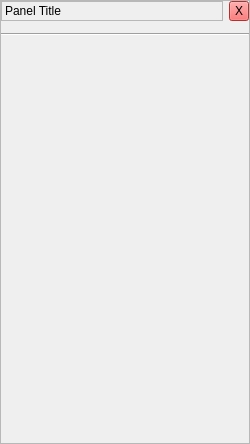
Old version of the form sdc/qtgui/content_panel.ui in the repository marosi/SocialDesktopClient.
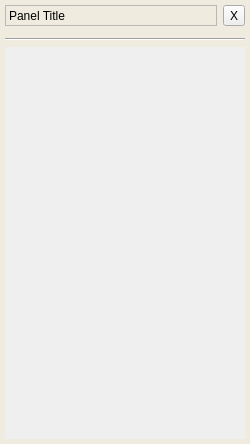
New version of the form.

```diff
--- a/sdc/qtgui/content_panel.ui
+++ b/sdc/qtgui/content_panel.ui
@@ -25,6 +25,14 @@
   <property name="windowTitle">
    <string>Frame</string>
   </property>
+  <property name="styleSheet">
+   <string notr="true">QFrame#ContentPanelClass {
+background-color: rgb(239, 236, 223);
+background-clip: border;
+border-radius: 5px;
+padding: 5px;
+}</string>
+  </property>
   <property name="frameShape">
    <enum>QFrame::StyledPanel</enum>
   </property>
@@ -52,427 +60,6 @@
      </item>
      <item>
       <widget class="QToolButton" name="closeButton">
-       <property name="maximumSize">
-        <size>
-         <width>20</width>
-         <height>20</height>
-        </size>
-       </property>
-       <property name="palette">
-        <palette>
-         <active>
-          <colorrole role="WindowText">
-           <brush brushstyle="SolidPattern">
-            <color alpha="255">
-             <red>0</red>
-             <green>0</green>
-             <blue>0</blue>
-            </color>
-           </brush>
-          </colorrole>
-          <colorrole role="Button">
-           <brush brushstyle="SolidPattern">
-            <color alpha="255">
-             <red>255</red>
-             <green>66</green>
-             <blue>66</blue>
-            </color>
-           </brush>
-          </colorrole>
-          <colorrole role="Light">
-           <brush brushstyle="SolidPattern">
-            <color alpha="255">
-             <red>255</red>
-             <green>194</green>
-             <blue>194</blue>
-            </color>
-           </brush>
-          </colorrole>
-          <colorrole role="Midlight">
-           <brush brushstyle="SolidPattern">
-            <color alpha="255">
-             <red>255</red>
-             <green>130</green>
-             <blue>130</blue>
-            </color>
-           </brush>
-          </colorrole>
-          <colorrole role="Dark">
-           <brush brushstyle="SolidPattern">
-            <color alpha="255">
-             <red>127</red>
-             <green>33</green>
-             <blue>33</blue>
-            </color>
-           </brush>
-          </colorrole>
-          <colorrole role="Mid">
-           <brush brushstyle="SolidPattern">
-            <color alpha="255">
-             <red>170</red>
-             <green>44</green>
-             <blue>44</blue>
-            </color>
-           </brush>
-          </colorrole>
-          <colorrole role="Text">
-           <brush brushstyle="SolidPattern">
-            <color alpha="255">
-             <red>0</red>
-             <green>0</green>
-             <blue>0</blue>
-            </color>
-           </brush>
-          </colorrole>
-          <colorrole role="BrightText">
-           <brush brushstyle="SolidPattern">
-            <color alpha="255">
-             <red>255</red>
-             <green>255</green>
-             <blue>255</blue>
-            </color>
-           </brush>
-          </colorrole>
-          <colorrole role="ButtonText">
-           <brush brushstyle="SolidPattern">
-            <color alpha="255">
-             <red>0</red>
-             <green>0</green>
-             <blue>0</blue>
-            </color>
-           </brush>
-          </colorrole>
-          <colorrole role="Base">
-           <brush brushstyle="SolidPattern">
-            <color alpha="255">
-             <red>255</red>
-             <green>255</green>
-             <blue>255</blue>
-            </color>
-           </brush>
-          </colorrole>
-          <colorrole role="Window">
-           <brush brushstyle="SolidPattern">
-            <color alpha="255">
-             <red>255</red>
-             <green>66</green>
-             <blue>66</blue>
-            </color>
-           </brush>
-          </colorrole>
-          <colorrole role="Shadow">
-           <brush brushstyle="SolidPattern">
-            <color alpha="255">
-             <red>0</red>
-             <green>0</green>
-             <blue>0</blue>
-            </color>
-           </brush>
-          </colorrole>
-          <colorrole role="AlternateBase">
-           <brush brushstyle="SolidPattern">
-            <color alpha="255">
-             <red>255</red>
-             <green>160</green>
-             <blue>160</blue>
-            </color>
-           </brush>
-          </colorrole>
-          <colorrole role="ToolTipBase">
-           <brush brushstyle="SolidPattern">
-            <color alpha="255">
-             <red>255</red>
-             <green>255</green>
-             <blue>220</blue>
-            </color>
-           </brush>
-          </colorrole>
-          <colorrole role="ToolTipText">
-           <brush brushstyle="SolidPattern">
-            <color alpha="255">
-             <red>0</red>
-             <green>0</green>
-             <blue>0</blue>
-            </color>
-           </brush>
-          </colorrole>
-         </active>
-         <inactive>
-          <colorrole role="WindowText">
-           <brush brushstyle="SolidPattern">
-            <color alpha="255">
-             <red>0</red>
-             <green>0</green>
-             <blue>0</blue>
-            </color>
-           </brush>
-          </colorrole>
-          <colorrole role="Button">
-           <brush brushstyle="SolidPattern">
-            <color alpha="255">
-             <red>255</red>
-             <green>66</green>
-             <blue>66</blue>
-            </color>
-           </brush>
-          </colorrole>
-          <colorrole role="Light">
-           <brush brushstyle="SolidPattern">
-            <color alpha="255">
-             <red>255</red>
-             <green>194</green>
-             <blue>194</blue>
-            </color>
-           </brush>
-          </colorrole>
-          <colorrole role="Midlight">
-           <brush brushstyle="SolidPattern">
-            <color alpha="255">
-             <red>255</red>
-             <green>130</green>
-             <blue>130</blue>
-            </color>
-           </brush>
-          </colorrole>
-          <colorrole role="Dark">
-           <brush brushstyle="SolidPattern">
-            <color alpha="255">
-             <red>127</red>
-             <green>33</green>
-             <blue>33</blue>
-            </color>
-           </brush>
-          </colorrole>
-          <colorrole role="Mid">
-           <brush brushstyle="SolidPattern">
-            <color alpha="255">
-             <red>170</red>
-             <green>44</green>
-             <blue>44</blue>
-            </color>
-           </brush>
-          </colorrole>
-          <colorrole role="Text">
-           <brush brushstyle="SolidPattern">
-            <color alpha="255">
-             <red>0</red>
-             <green>0</green>
-             <blue>0</blue>
-            </color>
-           </brush>
-          </colorrole>
-          <colorrole role="BrightText">
-           <brush brushstyle="SolidPattern">
-            <color alpha="255">
-             <red>255</red>
-             <green>255</green>
-             <blue>255</blue>
-            </color>
-           </brush>
-          </colorrole>
-          <colorrole role="ButtonText">
-           <brush brushstyle="SolidPattern">
-            <color alpha="255">
-             <red>0</red>
-             <green>0</green>
-             <blue>0</blue>
-            </color>
-           </brush>
-          </colorrole>
-          <colorrole role="Base">
-           <brush brushstyle="SolidPattern">
-            <color alpha="255">
-             <red>255</red>
-             <green>255</green>
-             <blue>255</blue>
-            </color>
-           </brush>
-          </colorrole>
-          <colorrole role="Window">
-           <brush brushstyle="SolidPattern">
-            <color alpha="255">
-             <red>255</red>
-             <green>66</green>
-             <blue>66</blue>
-            </color>
-           </brush>
-          </colorrole>
-          <colorrole role="Shadow">
-           <brush brushstyle="SolidPattern">
-            <color alpha="255">
-             <red>0</red>
-             <green>0</green>
-             <blue>0</blue>
-            </color>
-           </brush>
-          </colorrole>
-          <colorrole role="AlternateBase">
-           <brush brushstyle="SolidPattern">
-            <color alpha="255">
-             <red>255</red>
-             <green>160</green>
-             <blue>160</blue>
-            </color>
-           </brush>
-          </colorrole>
-          <colorrole role="ToolTipBase">
-           <brush brushstyle="SolidPattern">
-            <color alpha="255">
-             <red>255</red>
-             <green>255</green>
-             <blue>220</blue>
-            </color>
-           </brush>
-          </colorrole>
-          <colorrole role="ToolTipText">
-           <brush brushstyle="SolidPattern">
-            <color alpha="255">
-             <red>0</red>
-             <green>0</green>
-             <blue>0</blue>
-            </color>
-           </brush>
-          </colorrole>
-         </inactive>
-         <disabled>
-          <colorrole role="WindowText">
-           <brush brushstyle="SolidPattern">
-            <color alpha="255">
-             <red>127</red>
-             <green>33</green>
-             <blue>33</blue>
-            </color>
-           </brush>
-          </colorrole>
-          <colorrole role="Button">
-           <brush brushstyle="SolidPattern">
-            <color alpha="255">
-             <red>255</red>
-             <green>66</green>
-             <blue>66</blue>
-            </color>
-           </brush>
-          </colorrole>
-          <colorrole role="Light">
-           <brush brushstyle="SolidPattern">
-            <color alpha="255">
-             <red>255</red>
-             <green>194</green>
-             <blue>194</blue>
-            </color>
-           </brush>
-          </colorrole>
-          <colorrole role="Midlight">
-           <brush brushstyle="SolidPattern">
-            <color alpha="255">
-             <red>255</red>
-             <green>130</green>
-             <blue>130</blue>
-            </color>
-           </brush>
-          </colorrole>
-          <colorrole role="Dark">
-           <brush brushstyle="SolidPattern">
-            <color alpha="255">
-             <red>127</red>
-             <green>33</green>
-             <blue>33</blue>
-            </color>
-           </brush>
-          </colorrole>
-          <colorrole role="Mid">
-           <brush brushstyle="SolidPattern">
-            <color alpha="255">
-             <red>170</red>
-             <green>44</green>
-             <blue>44</blue>
-            </color>
-           </brush>
-          </colorrole>
-          <colorrole role="Text">
-           <brush brushstyle="SolidPattern">
-            <color alpha="255">
-             <red>127</red>
-             <green>33</green>
-             <blue>33</blue>
-            </color>
-           </brush>
-          </colorrole>
-          <colorrole role="BrightText">
-           <brush brushstyle="SolidPattern">
-            <color alpha="255">
-             <red>255</red>
-             <green>255</green>
-             <blue>255</blue>
-            </color>
-           </brush>
-          </colorrole>
-          <colorrole role="ButtonText">
-           <brush brushstyle="SolidPattern">
-            <color alpha="255">
-             <red>127</red>
-             <green>33</green>
-             <blue>33</blue>
-            </color>
-           </brush>
-          </colorrole>
-          <colorrole role="Base">
-           <brush brushstyle="SolidPattern">
-            <color alpha="255">
-             <red>255</red>
-             <green>66</green>
-             <blue>66</blue>
-            </color>
-           </brush>
-          </colorrole>
-          <colorrole role="Window">
-           <brush brushstyle="SolidPattern">
-            <color alpha="255">
-             <red>255</red>
-             <green>66</green>
-             <blue>66</blue>
-            </color>
-           </brush>
-          </colorrole>
-          <colorrole role="Shadow">
-           <brush brushstyle="SolidPattern">
-            <color alpha="255">
-             <red>0</red>
-             <green>0</green>
-             <blue>0</blue>
-            </color>
-           </brush>
-          </colorrole>
-          <colorrole role="AlternateBase">
-           <brush brushstyle="SolidPattern">
-            <color alpha="255">
-             <red>255</red>
-             <green>66</green>
-             <blue>66</blue>
-            </color>
-           </brush>
-          </colorrole>
-          <colorrole role="ToolTipBase">
-           <brush brushstyle="SolidPattern">
-            <color alpha="255">
-             <red>255</red>
-             <green>255</green>
-             <blue>220</blue>
-            </color>
-           </brush>
-          </colorrole>
-          <colorrole role="ToolTipText">
-           <brush brushstyle="SolidPattern">
-            <color alpha="255">
-             <red>0</red>
-             <green>0</green>
-             <blue>0</blue>
-            </color>
-           </brush>
-          </colorrole>
-         </disabled>
-        </palette>
-       </property>
        <property name="text">
         <string>X</string>
        </property>
@@ -503,8 +90,8 @@
        <rect>
         <x>0</x>
         <y>0</y>
-        <width>244</width>
-        <height>390</height>
+        <width>240</width>
+        <height>383</height>
        </rect>
       </property>
       <layout class="QVBoxLayout" name="verticalLayout">
```
